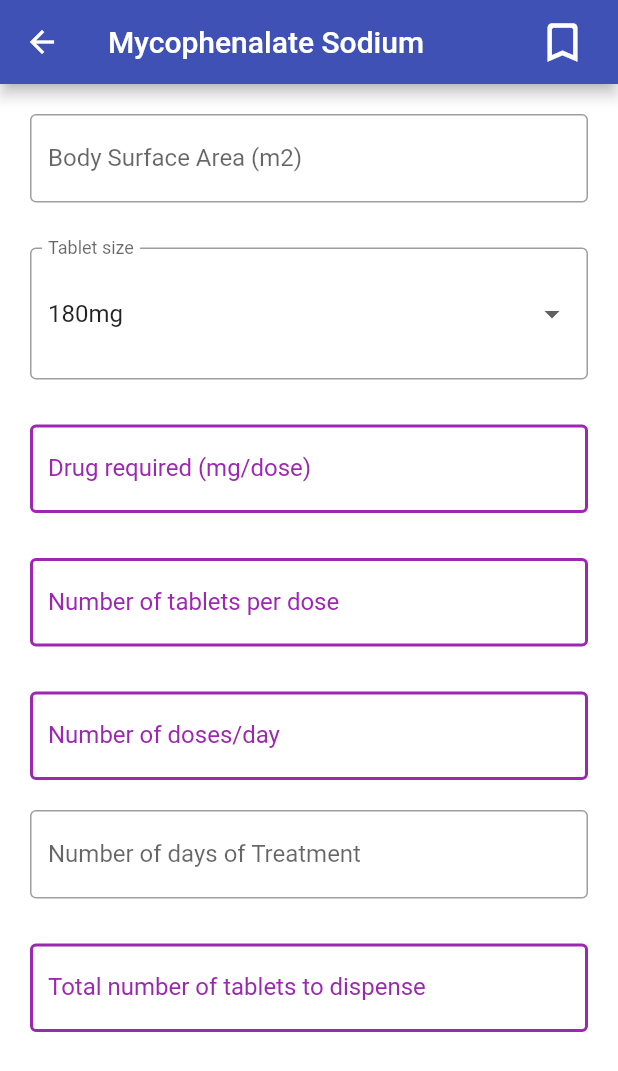
After one commit to CSCIX691DAL/Application-for-Dosing-of-Pediat, a Flutter app: the Med13 screen opened by its route, on a phone screen of 412 x 824 dp. The commit adds this screen. Shown: the top 1071 px of the screen. Run offline on Flutter 3.47's test engine with Material 2 defaults, Android fonts, the phone set to English and light mode, and no system bars.

Commit message:
Complete the functionality of medication 13

```diff
--- a/dosing_app/lib/main.dart
+++ b/dosing_app/lib/main.dart
@@ -2,6 +2,7 @@ import 'package:dosing_app/medications/med_5.dart';
 import 'package:flutter/material.dart';
 import 'home_page.dart';
 import 'medications/med_1.dart';
+import 'medications/med_13.dart';
 import 'medications/med_2.dart';
 import 'medications/med_3.dart';
 import 'medications/med_5.dart';
@@ -168,6 +169,10 @@ class MyApp extends StatelessWidget {
               index: 11,
               medications: medications,
               favMedications: favMedications),
+          '/med13': (context) => Med13(
+              index: 12,
+              medications: medications,
+              favMedications: favMedications),
           '/med15': (context) => Med15(
               index: 14,
               medications: medications,
--- /dev/null
+++ b/dosing_app/lib/medications/med_13.dart
@@ -0,0 +1,315 @@
+import 'package:flutter/material.dart';
+import 'package:flutter/services.dart';
+import 'package:flutter/widgets.dart';
+
+class Med13 extends StatefulWidget {
+  Med13(
+      {Key? key,
+        required this.index,
+        required this.medications,
+        required this.favMedications})
+      : super(key: key);
+
+  dynamic index;
+  dynamic medications;
+  dynamic favMedications;
+
+  @override
+  _Med1State createState() => _Med1State();
+}
+
+class _Med1State extends State<Med13> {
+  TextEditingController drugRequiredText = TextEditingController();
+  TextEditingController numTabFinal = TextEditingController();
+  TextEditingController numTabsNeededText = TextEditingController();
+  TextEditingController numDosePerDay = TextEditingController();
+
+  double bodySurfaceArea = 0;
+  double drugRequiredNeeded = 0;
+  double numDaysTreatment = 0;
+  double numTabDispense = 0;
+
+
+  List<int> numTabPerDose = [180, 360];
+  int numTab = 180;
+  int numTabsNeeded = 0;
+
+  // Handle closing the keyboard when use taps anywhere else on the screen
+  late FocusNode myFocusNode;
+
+  @override
+  void initState() {
+    super.initState();
+    myFocusNode = FocusNode();
+
+  }
+
+  @override
+  void dispose() {
+    myFocusNode.dispose();
+    super.dispose();
+  }
+
+  void setDay(){
+    numDosePerDay.text= "2 doses";
+  }
+
+  // Functions for each output field
+  void calcTotalDrugRequired() {
+    if(bodySurfaceArea <= 1.19){
+      drugRequiredNeeded = 0;
+      drugRequiredText.text = "Not recommended";
+    }
+    else if(bodySurfaceArea < 1.58){
+      drugRequiredNeeded = 540;
+      drugRequiredText.text = drugRequiredNeeded.toStringAsFixed(0) + "mg BID";
+    }
+    else{
+      drugRequiredNeeded = 720;
+      drugRequiredText.text = drugRequiredNeeded.toStringAsFixed(0) + "mg BID";
+    }
+  }
+
+
+
+  void calcNumTabsNeeded() {
+    numTabsNeeded = (drugRequiredNeeded/ numTab).ceil();
+    if (numTabsNeeded.isNaN || numTabsNeeded.isInfinite) {
+      numTabsNeededText.text = (0).toString() + " tablets/dose";
+    } else {
+      numTabsNeededText.text = (numTabsNeeded).toString() + " tablets/dose";
+    }
+  }
+  void calcNumTabDispense() {
+    numTabDispense = numDaysTreatment * numTabsNeeded * 2;
+    numTabFinal.text = (numTabDispense).toStringAsFixed(0) + " tablets";
+  }
+
+  @override
+  Widget build(BuildContext context) {
+    Map medication = widget.medications[widget.index];
+    bool isFavourited = widget.favMedications.contains(medication);
+
+    return GestureDetector(
+        onTap: () {
+          FocusScopeNode currentFocus = FocusScope.of(context);
+
+          if (!currentFocus.hasPrimaryFocus) {
+            currentFocus.unfocus();
+          }
+        },
+        child: Scaffold(
+          appBar: AppBar(
+            title: Text(medication['name']),
+            actions: <Widget>[
+              Padding(
+                  padding: const EdgeInsets.only(right: 20.0),
+                  child: GestureDetector(
+                      onTap: () {
+                        setState(() {
+                          if (isFavourited) {
+                            widget.favMedications.remove(medication);
+                          } else {
+                            widget.favMedications.add(medication);
+                          }
+                        });
+                      },
+                      child: Icon(
+                        isFavourited
+                            ? Icons.bookmark
+                            : Icons.bookmark_outline_rounded,
+                        size: 34,
+                        // color: isFavourited ? Colors,
+                      )))
+            ],
+          ),
+          backgroundColor: Colors.white, //page background color
+
+          body: SingleChildScrollView(
+            child: Column(
+              children: [
+
+                // Body surface input field
+                Padding(
+                  padding: const EdgeInsets.only(
+                      left: 20, right: 20, top: 20, bottom: 0),
+                  child: TextField(
+                      keyboardType:
+                      const TextInputType.numberWithOptions(decimal: true),
+                      decoration: const InputDecoration(
+                        border: OutlineInputBorder(),
+                        labelText: "Body Surface Area (m2)",
+                        hintText: "Body Surface Area (m2)",
+                      ),
+                      onChanged: (value) {
+                        final x = double.tryParse(value);
+                        setState(() {
+                          bodySurfaceArea = x ?? 0; // handle null and String
+                          setDay();
+                          calcTotalDrugRequired();
+                          calcNumTabsNeeded();
+                          calcNumTabDispense();
+                        });
+                      }),
+                ),
+
+                // #tablet size dropdown
+                Padding(
+                    padding: const EdgeInsets.only(
+                        left: 20, right: 20, top: 30, bottom: 0),
+                    child: InputDecorator(
+                      decoration: const InputDecoration(
+                          border: OutlineInputBorder(),
+                          focusedBorder: OutlineInputBorder(
+                            borderSide:
+                            BorderSide(color: Colors.purple, width: 2.0),
+                          ),
+                          labelText: "Tablet size"),
+                      child: DropdownButtonHideUnderline(
+                        child: DropdownButton<int>(
+                          hint: Text('Please choose an option'),
+                          isExpanded: true,
+                          value: numTab,
+                          onChanged: (newValue) {
+                            setState(() {
+                              numTab = newValue!;
+                              setDay();
+                              calcTotalDrugRequired();
+                              calcNumTabsNeeded();
+                              calcNumTabDispense();
+                            });
+                          },
+                          items: numTabPerDose.map((value) {
+                            return DropdownMenuItem(
+                              child: Text(value.toString() + "mg"),
+                              value: value,
+                            );
+                          }).toList(),
+                        ),
+                      ),
+                    )),
+
+                // Total drug required output field
+                Padding(
+                  padding: const EdgeInsets.only(
+                      left: 20, right: 20, top: 30, bottom: 0),
+                  child: TextField(
+                    controller: drugRequiredText,
+                    readOnly: true,
+                    decoration: const InputDecoration(
+                        border: OutlineInputBorder(),
+                        enabledBorder: OutlineInputBorder(
+                          borderSide:
+                          BorderSide(color: Colors.purple, width: 2.0),
+                        ),
+                        focusedBorder: OutlineInputBorder(
+                          borderSide:
+                          BorderSide(color: Colors.purple, width: 2.0),
+                        ),
+                        labelText: "Drug required (mg/dose)",
+                        hintText: "0mg/dose",
+                        labelStyle: TextStyle(color: Colors.purple)),
+                  ),
+                ),
+
+                // Number of tablets per dose
+                Padding(
+                  padding: const EdgeInsets.only(
+                      left: 20, right: 20, top: 30, bottom: 0),
+                  child: TextField(
+                    controller: numTabsNeededText,
+                    readOnly: true,
+                    decoration: const InputDecoration(
+                      border: OutlineInputBorder(),
+                      enabledBorder: OutlineInputBorder(
+                        borderSide:
+                        BorderSide(color: Colors.purple, width: 2.0),
+                      ),
+                      focusedBorder: OutlineInputBorder(
+                        borderSide:
+                        BorderSide(color: Colors.purple, width: 2.0),
+                      ),
+                      labelText: "Number of tablets per dose",
+                      hintText: '0 tablets/dose',
+                      labelStyle: TextStyle(color: Colors.purple),
+                    ),
+                  ),
+                ),
+
+                // Number of doses/day output field
+                Padding(
+                  padding: const EdgeInsets.only(
+                      left: 20, right: 20, top: 30, bottom: 0),
+                  child: TextField(
+                    controller: numDosePerDay,
+                    readOnly: true,
+                    decoration: const InputDecoration(
+                        border: OutlineInputBorder(),
+                        enabledBorder: OutlineInputBorder(
+                          borderSide:
+                          BorderSide(color: Colors.purple, width: 2.0),
+                        ),
+                        focusedBorder: OutlineInputBorder(
+                          borderSide:
+                          BorderSide(color: Colors.purple, width: 2.0),
+                        ),
+                        labelText: "Number of doses/day",
+                        hintText: "doses",
+                        labelStyle: TextStyle(color: Colors.purple)),
+                  ),
+                ),
+
+                // Treatment days input field
+                Padding(
+                  padding: const EdgeInsets.only(
+                      left: 20, right: 20, top: 20, bottom: 0),
+                  child: TextField(
+                      keyboardType:
+                      const TextInputType.numberWithOptions(decimal: true),
+                      decoration: const InputDecoration(
+                        border: OutlineInputBorder(),
+                        labelText: "Number of days of Treatment",
+                        hintText: "Number of days of Treatment",
+                      ),
+                      onChanged: (value) {
+                        final x = double.tryParse(value);
+                        setState(() {
+                          numDaysTreatment = x ?? 0; // handle null and String
+                          setDay();
+                          calcTotalDrugRequired();
+                          calcNumTabsNeeded();
+                          calcNumTabDispense();
+                        });
+                      }),
+                ),
+
+                // Number of tabs dispense output field
+                Padding(
+                  padding: const EdgeInsets.only(
+                      left: 20, right: 20, top: 30, bottom: 60),
+                  child: TextField(
+                    controller: numTabFinal,
+                    readOnly: true,
+                    decoration: const InputDecoration(
+                        border: OutlineInputBorder(),
+                        enabledBorder: OutlineInputBorder(
+                          borderSide:
+                          BorderSide(color: Colors.purple, width: 2.0),
+                        ),
+                        focusedBorder: OutlineInputBorder(
+                          borderSide:
+                          BorderSide(color: Colors.purple, width: 2.0),
+                        ),
+                        labelText: "Total number of tablets to dispense",
+                        hintText: "tablets",
+                        labelStyle: TextStyle(color: Colors.purple)),
+                  ),
+                ),
+
+
+              ],
+            ),
+          ),
+        ));
+  }
+}
```
Also changed, not shown: dosing_app/pubspec.lock.
